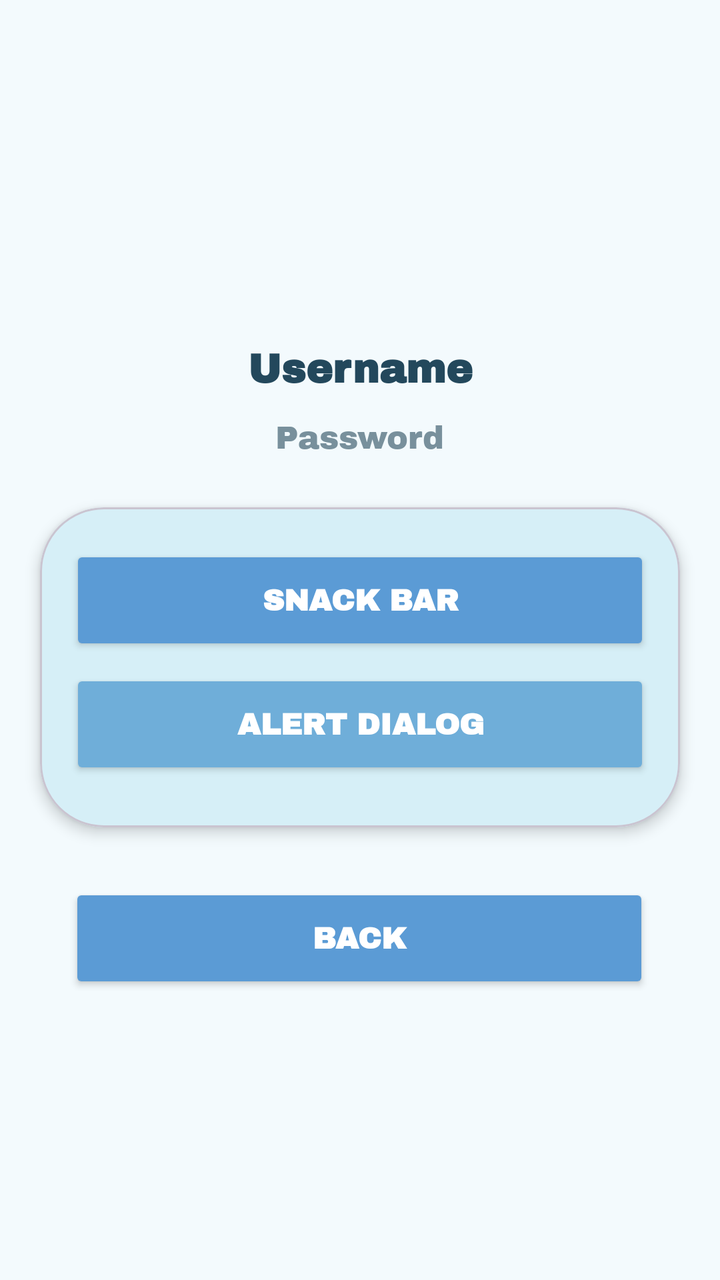
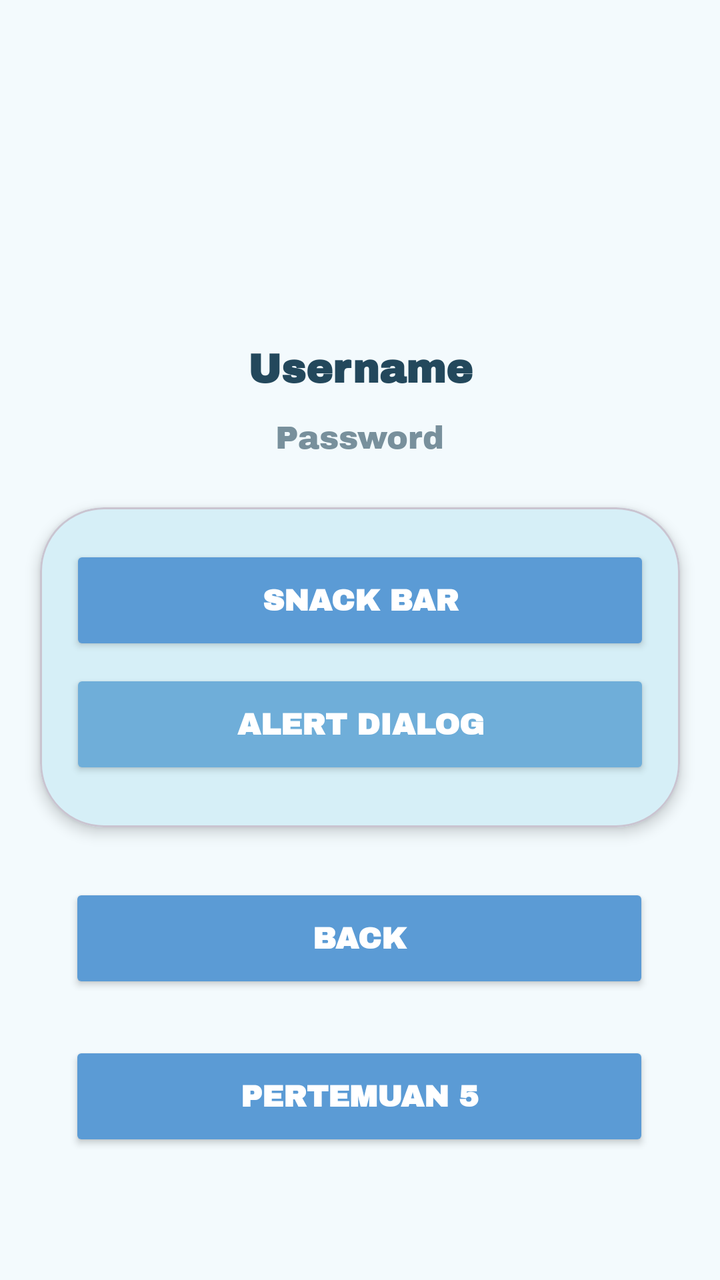

An Android layout rendered at two revisions. The XML below is the earlier revision; the diff shows what the commit changed to produce the second picture.
<!-- AndroidManifest.xml: application theme Theme.Adityadfn_TIB -->
<!-- res/layout/activity_main.xml -->
<?xml version="1.0" encoding="utf-8"?>
<androidx.constraintlayout.widget.ConstraintLayout
    xmlns:android="http://schemas.android.com/apk/res/android"
    xmlns:app="http://schemas.android.com/apk/res-auto"
    xmlns:tools="http://schemas.android.com/tools"
    android:id="@+id/main"
    android:layout_width="match_parent"
    android:layout_height="match_parent"
    android:background="@color/blue_background"
    tools:context=".MainActivity">

    <TextView
        android:id="@+id/txtUsername"
        android:layout_width="wrap_content"
        android:layout_height="wrap_content"
        android:layout_marginTop="172dp"
        android:fontFamily="@font/archivo"
        android:text="Username"
        android:textColor="@color/blue_text_dark"
        android:textSize="20sp"
        android:textStyle="bold"
        app:layout_constraintEnd_toEndOf="parent"
        app:layout_constraintStart_toStartOf="parent"
        app:layout_constraintTop_toTopOf="parent" />

    <TextView
        android:id="@+id/txtPassword"
        android:layout_width="wrap_content"
        android:layout_height="wrap_content"
        android:layout_marginTop="12dp"
        android:fontFamily="@font/archivo"
        android:text="Password"
        android:textColor="@color/gray_blue"
        android:textSize="16sp"
        app:layout_constraintEnd_toEndOf="parent"
        app:layout_constraintStart_toStartOf="parent"
        app:layout_constraintTop_toBottomOf="@id/txtUsername" />

    <com.google.android.material.card.MaterialCardView
        android:id="@+id/cardSnack"
        android:layout_width="320dp"
        android:layout_height="160dp"
        android:layout_marginTop="25dp"
        app:cardBackgroundColor="@color/blue_light"
        app:cardCornerRadius="32dp"
        app:cardElevation="4dp"
        app:layout_constraintEnd_toEndOf="parent"
        app:layout_constraintStart_toStartOf="parent"
        app:layout_constraintTop_toBottomOf="@id/txtPassword">

        <androidx.constraintlayout.widget.ConstraintLayout
            android:layout_width="match_parent"
            android:layout_height="match_parent"
            android:layout_margin="12dp"
            >


            <Button
                android:id="@+id/snackbtn"
                android:layout_width="290dp"
                android:layout_height="55dp"
                android:layout_marginTop="7dp"
                android:backgroundTint="@color/blue_primary"
                android:fontFamily="@font/archivo"
                android:text="SNACK BAR"
                android:textColor="@color/white"
                android:textSize="15sp"
                android:textStyle="bold"
                app:layout_constraintEnd_toEndOf="parent"
                app:layout_constraintStart_toStartOf="parent"
                app:layout_constraintTop_toTopOf="parent" />

            <Button
                android:id="@+id/alertbtn"
                android:layout_width="290dp"
                android:layout_height="55dp"
                android:layout_marginTop="7dp"
                android:backgroundTint="@color/blue_medium"
                android:fontFamily="@font/archivo"
                android:text="ALERT DIALOG"
                android:textColor="@color/white"
                android:textSize="15sp"
                android:textStyle="bold"
                app:layout_constraintEnd_toEndOf="parent"
                app:layout_constraintStart_toStartOf="parent"
                app:layout_constraintTop_toBottomOf="@id/snackbtn" />

        </androidx.constraintlayout.widget.ConstraintLayout>

    </com.google.android.material.card.MaterialCardView>

    <Button
        android:id="@+id/backbtn"
        android:layout_width="290dp"
        android:layout_height="55dp"
        android:layout_marginTop="28dp"
        android:backgroundTint="@color/blue_primary"
        android:fontFamily="@font/archivo"
        android:text="BACK"
        android:textColor="@color/white"
        android:textSize="15sp"
        android:textStyle="bold"
        app:layout_constraintEnd_toEndOf="parent"
        app:layout_constraintHorizontal_bias="0.495"
        app:layout_constraintStart_toStartOf="parent"
        app:layout_constraintTop_toBottomOf="@id/cardSnack" />

</androidx.constraintlayout.widget.ConstraintLayout>
<!-- resources referenced by this layout -->
<resources>
  <color name="blue_background">#F3FAFD</color>
  <color name="blue_light">#D6EFF7</color>
  <color name="blue_medium">#6FAED9</color>
  <color name="blue_primary">#5B9BD5</color>
  <color name="blue_text_dark">#23485C</color>
  <color name="gray_blue">#78909C</color>
  <color name="white">#FFFFFFFF</color>
  <style name="Theme.Adityadfn_TIB" parent="Base.Theme.Adityadfn_TIB" />
  <style name="Base.Theme.Adityadfn_TIB" parent="Theme.Material3.DayNight.NoActionBar">
          
          
      </style>
</resources>

<!-- the commit's change to res/layout/activity_main.xml (unified diff, before → after) -->
@@ -105,4 +105,20 @@
         app:layout_constraintStart_toStartOf="parent"
         app:layout_constraintTop_toBottomOf="@id/cardSnack" />
 
+    <Button
+        android:id="@+id/pertemuan5btn"
+        android:layout_width="290dp"
+        android:layout_height="55dp"
+        android:layout_marginTop="24dp"
+        android:backgroundTint="@color/blue_primary"
+        android:fontFamily="@font/archivo"
+        android:text="Pertemuan 5"
+        android:textColor="@color/white"
+        android:textSize="15sp"
+        android:textStyle="bold"
+        app:layout_constraintEnd_toEndOf="parent"
+        app:layout_constraintHorizontal_bias="0.495"
+        app:layout_constraintStart_toStartOf="parent"
+        app:layout_constraintTop_toBottomOf="@+id/backbtn" />
+
 </androidx.constraintlayout.widget.ConstraintLayout>
